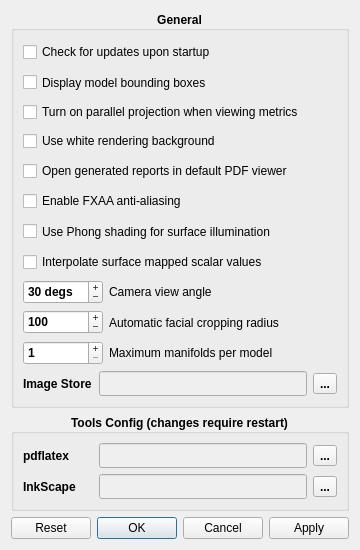
The window that forms/PreferencesDialog.ui (frontiersi/Cliniface) describes before a commit, drawn with Qt 5.
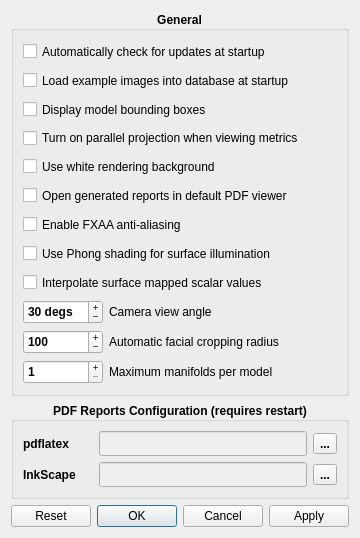
The same window after the commit. Icons and pictures are not drawn.

```diff
--- a/forms/PreferencesDialog.ui
+++ b/forms/PreferencesDialog.ui
@@ -10,7 +10,7 @@
     <x>0</x>
     <y>0</y>
     <width>356</width>
-    <height>550</height>
+    <height>538</height>
    </rect>
   </property>
   <property name="sizePolicy">
@@ -70,7 +70,37 @@
          <string>Uncheck to prevent Cliniface from automatically checking for updates at startup.</string>
         </property>
         <property name="text">
-         <string>Check for updates upon startup</string>
+         <string>Automatically check for updates at startup</string>
+        </property>
+        <property name="tristate">
+         <bool>false</bool>
+        </property>
+       </widget>
+      </item>
+      <item>
+       <widget class="QCheckBox" name="showExamplesCheckBox">
+        <property name="sizePolicy">
+         <sizepolicy hsizetype="Preferred" vsizetype="Preferred">
+          <horstretch>0</horstretch>
+          <verstretch>0</verstretch>
+         </sizepolicy>
+        </property>
+        <property name="minimumSize">
+         <size>
+          <width>0</width>
+          <height>22</height>
+         </size>
+        </property>
+        <property name="font">
+         <font>
+          <bold>false</bold>
+         </font>
+        </property>
+        <property name="toolTip">
+         <string>&lt;html&gt;&lt;head/&gt;&lt;body&gt;&lt;p&gt;With this box checked, Cliniface's example 3DF files are loaded into the Image Browser database upon startup. Uncheck this box to prevent the example images from being loaded. Note that if the database already contains the example images, they will remain in the database until it is reset.&lt;/p&gt;&lt;/body&gt;&lt;/html&gt;</string>
+        </property>
+        <property name="text">
+         <string>Load example images into database at startup</string>
         </property>
         <property name="tristate">
          <bool>false</bool>
@@ -407,68 +437,6 @@
         </item>
        </layout>
       </item>
-      <item>
-       <layout class="QHBoxLayout" name="horizontalLayout_6" stretch="0,1,0">
-        <item>
-         <widget class="QLabel" name="label_5">
-          <property name="minimumSize">
-           <size>
-            <width>70</width>
-            <height>0</height>
-           </size>
-          </property>
-          <property name="font">
-           <font>
-            <bold>true</bold>
-           </font>
-          </property>
-          <property name="toolTip">
-           <string>Input mask for non-rigid surface registration.</string>
-          </property>
-          <property name="text">
-           <string>Image Store</string>
-          </property>
-          <property name="alignment">
-           <set>Qt::AlignLeading|Qt::AlignLeft|Qt::AlignVCenter</set>
-          </property>
-         </widget>
-        </item>
-        <item>
-         <widget class="QLineEdit" name="imagesPathLineEdit">
-          <property name="enabled">
-           <bool>false</bool>
-          </property>
-          <property name="sizePolicy">
-           <sizepolicy hsizetype="Preferred" vsizetype="Preferred">
-            <horstretch>0</horstretch>
-            <verstretch>0</verstretch>
-           </sizepolicy>
-          </property>
-          <property name="minimumSize">
-           <size>
-            <width>0</width>
-            <height>25</height>
-           </size>
-          </property>
-          <property name="font">
-           <font>
-            <bold>false</bold>
-           </font>
-          </property>
-          <property name="toolTip">
-           <string>Input mask for non-rigid surface registration.</string>
-          </property>
-         </widget>
-        </item>
-        <item>
-         <widget class="QToolButton" name="imagesPathButton">
-          <property name="text">
-           <string>...</string>
-          </property>
-         </widget>
-        </item>
-       </layout>
-      </item>
      </layout>
     </widget>
    </item>
@@ -486,7 +454,7 @@
       </font>
      </property>
      <property name="title">
-      <string>Tools Config (changes require restart)</string>
+      <string>PDF Reports Configuration (requires restart)</string>
      </property>
      <property name="alignment">
       <set>Qt::AlignCenter</set>
```
Left out of the diff: 2 changed lines with no effect on the pictures.
